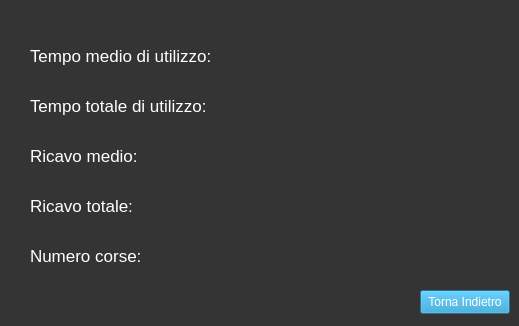
This is Viste/Amministratore/GUI/statistiche.ui in GiulianiM/Noleggio as Qt 5 draws it before an edit. The edited form follows.
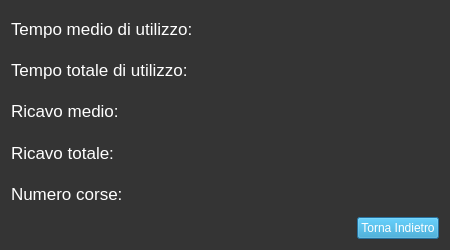
This is the edited form. Icons and pictures are not drawn.

The edit to the form file:
```diff
--- a/Viste/Amministratore/GUI/statistiche.ui
+++ b/Viste/Amministratore/GUI/statistiche.ui
@@ -6,10 +6,22 @@
    <rect>
     <x>0</x>
     <y>0</y>
-    <width>519</width>
-    <height>326</height>
+    <width>450</width>
+    <height>250</height>
    </rect>
   </property>
+  <property name="minimumSize">
+   <size>
+    <width>450</width>
+    <height>250</height>
+   </size>
+  </property>
+  <property name="maximumSize">
+   <size>
+    <width>450</width>
+    <height>250</height>
+   </size>
+  </property>
   <property name="windowTitle">
    <string>Statistiche</string>
   </property>
@@ -21,15 +33,17 @@
   <property name="styleSheet">
    <string notr="true">background-color: rgb(52, 52, 52);</string>
   </property>
+  <layout class="QGridLayout" name="gridLayout">
+   <item row="0" column="0">
+    <layout class="QVBoxLayout" name="verticalLayout_4">
+     <item>
+      <layout class="QVBoxLayout" name="verticalLayout_3">
+       <item>
+        <layout class="QHBoxLayout" name="horizontalLayout">
+         <item>
+          <layout class="QVBoxLayout" name="verticalLayout">
+           <item>
   <widget class="QLabel" name="tempo_label">
-   <property name="geometry">
-    <rect>
-     <x>30</x>
-     <y>40</y>
-     <width>241</width>
-     <height>31</height>
-    </rect>
-   </property>
    <property name="font">
     <font>
      <pointsize>13</pointsize>
@@ -42,15 +56,24 @@
     <string>Tempo medio di utilizzo:</string>
    </property>
   </widget>
+           </item>
+           <item>
+            <widget class="QLabel" name="tempo_totale_label">
+             <property name="font">
+              <font>
+               <pointsize>13</pointsize>
+              </font>
+             </property>
+             <property name="styleSheet">
+              <string notr="true">color: rgb(255, 255, 255);</string>
+             </property>
+             <property name="text">
+              <string>Tempo totale di utilizzo:</string>
+             </property>
+            </widget>
+           </item>
+           <item>
   <widget class="QLabel" name="ricavo_label">
-   <property name="geometry">
-    <rect>
-     <x>30</x>
-     <y>140</y>
-     <width>150</width>
-     <height>31</height>
-    </rect>
-   </property>
    <property name="font">
     <font>
      <pointsize>13</pointsize>
@@ -63,32 +86,9 @@
     <string>Ricavo medio:</string>
    </property>
   </widget>
-  <widget class="QPushButton" name="back_button">
-   <property name="geometry">
-    <rect>
-     <x>420</x>
-     <y>290</y>
-     <width>90</width>
-     <height>24</height>
-    </rect>
-   </property>
-   <property name="styleSheet">
-    <string notr="true">font-size:20; color:white;background-color:rgb(38, 157, 206)
-</string>
-   </property>
-   <property name="text">
-    <string>Torna Indietro</string>
-   </property>
-  </widget>
-  <widget class="QLabel" name="ricavo_label_to_edit">
-   <property name="geometry">
-    <rect>
-     <x>350</x>
-     <y>140</y>
-     <width>151</width>
-     <height>30</height>
-    </rect>
-   </property>
+           </item>
+           <item>
+            <widget class="QLabel" name="ricavo_totale_label">
    <property name="font">
     <font>
      <pointsize>13</pointsize>
@@ -98,60 +98,12 @@
     <string notr="true">color: rgb(255, 255, 255);</string>
    </property>
    <property name="text">
-    <string/>
-   </property>
-  </widget>
-  <widget class="QLabel" name="num_corse_label_to_edit">
-   <property name="geometry">
-    <rect>
-     <x>350</x>
-     <y>240</y>
-     <width>151</width>
-     <height>30</height>
-    </rect>
-   </property>
-   <property name="font">
-    <font>
-     <pointsize>13</pointsize>
-    </font>
-   </property>
-   <property name="styleSheet">
-    <string notr="true">color: rgb(255, 255, 255);</string>
-   </property>
-   <property name="text">
-    <string/>
-   </property>
-  </widget>
-  <widget class="QLabel" name="tempo_label_to_edit">
-   <property name="geometry">
-    <rect>
-     <x>350</x>
-     <y>40</y>
-     <width>151</width>
-     <height>30</height>
-    </rect>
-   </property>
-   <property name="font">
-    <font>
-     <pointsize>13</pointsize>
-    </font>
-   </property>
-   <property name="styleSheet">
-    <string notr="true">color: rgb(255, 255, 255);</string>
-   </property>
-   <property name="text">
-    <string/>
-   </property>
-  </widget>
+              <string>Ricavo totale:</string>
+             </property>
+            </widget>
+           </item>
+           <item>
   <widget class="QLabel" name="num_corse_label">
-   <property name="geometry">
-    <rect>
-     <x>30</x>
-     <y>240</y>
-     <width>150</width>
-     <height>31</height>
-    </rect>
-   </property>
    <property name="font">
     <font>
      <pointsize>13</pointsize>
@@ -164,15 +116,31 @@
     <string>Numero corse:</string>
    </property>
   </widget>
+           </item>
+          </layout>
+         </item>
+         <item>
+          <layout class="QVBoxLayout" name="verticalLayout_2">
+           <item>
+            <widget class="QLabel" name="tempo_label_to_edit">
+             <property name="font">
+              <font>
+               <pointsize>13</pointsize>
+              </font>
+             </property>
+             <property name="styleSheet">
+              <string notr="true">color: rgb(255, 255, 255);</string>
+             </property>
+             <property name="text">
+              <string/>
+             </property>
+             <property name="alignment">
+              <set>Qt::AlignRight|Qt::AlignTrailing|Qt::AlignVCenter</set>
+             </property>
+            </widget>
+           </item>
+           <item>
   <widget class="QLabel" name="tempo_totale_label_to_edit">
-   <property name="geometry">
-    <rect>
-     <x>350</x>
-     <y>90</y>
-     <width>151</width>
-     <height>30</height>
-    </rect>
-   </property>
    <property name="font">
     <font>
      <pointsize>13</pointsize>
@@ -184,16 +152,13 @@
    <property name="text">
     <string/>
    </property>
-  </widget>
-  <widget class="QLabel" name="tempo_totale_label">
-   <property name="geometry">
-    <rect>
-     <x>30</x>
-     <y>90</y>
-     <width>241</width>
-     <height>31</height>
-    </rect>
-   </property>
+             <property name="alignment">
+              <set>Qt::AlignRight|Qt::AlignTrailing|Qt::AlignVCenter</set>
+             </property>
+            </widget>
+           </item>
+           <item>
+            <widget class="QLabel" name="ricavo_label_to_edit">
    <property name="font">
     <font>
      <pointsize>13</pointsize>
@@ -203,18 +168,15 @@
     <string notr="true">color: rgb(255, 255, 255);</string>
    </property>
    <property name="text">
-    <string>Tempo totale di utilizzo:</string>
-   </property>
-  </widget>
+              <string/>
+             </property>
+             <property name="alignment">
+              <set>Qt::AlignRight|Qt::AlignTrailing|Qt::AlignVCenter</set>
+             </property>
+            </widget>
+           </item>
+           <item>
   <widget class="QLabel" name="ricavo_totale_label_to_edit">
-   <property name="geometry">
-    <rect>
-     <x>350</x>
-     <y>190</y>
-     <width>151</width>
-     <height>30</height>
-    </rect>
-   </property>
    <property name="font">
     <font>
      <pointsize>13</pointsize>
@@ -226,16 +188,13 @@
    <property name="text">
     <string/>
    </property>
-  </widget>
-  <widget class="QLabel" name="ricavo_totale_label">
-   <property name="geometry">
-    <rect>
-     <x>30</x>
-     <y>190</y>
-     <width>150</width>
-     <height>31</height>
-    </rect>
-   </property>
+             <property name="alignment">
+              <set>Qt::AlignRight|Qt::AlignTrailing|Qt::AlignVCenter</set>
+             </property>
+            </widget>
+           </item>
+           <item>
+            <widget class="QLabel" name="num_corse_label_to_edit">
    <property name="font">
     <font>
      <pointsize>13</pointsize>
@@ -245,9 +204,50 @@
     <string notr="true">color: rgb(255, 255, 255);</string>
    </property>
    <property name="text">
-    <string>Ricavo totale:</string>
-   </property>
-  </widget>
+              <string/>
+             </property>
+             <property name="alignment">
+              <set>Qt::AlignRight|Qt::AlignTrailing|Qt::AlignVCenter</set>
+             </property>
+            </widget>
+           </item>
+          </layout>
+         </item>
+        </layout>
+       </item>
+       <item>
+        <layout class="QHBoxLayout" name="horizontalLayout_2">
+         <item>
+          <spacer name="horizontalSpacer">
+           <property name="orientation">
+            <enum>Qt::Horizontal</enum>
+           </property>
+           <property name="sizeHint" stdset="0">
+            <size>
+             <width>40</width>
+             <height>20</height>
+            </size>
+           </property>
+          </spacer>
+         </item>
+         <item>
+          <widget class="QPushButton" name="back_button">
+           <property name="styleSheet">
+            <string notr="true">font-size:20; color:white;background-color:rgb(38, 157, 206)
+</string>
+           </property>
+           <property name="text">
+            <string>Torna Indietro</string>
+           </property>
+          </widget>
+         </item>
+        </layout>
+       </item>
+      </layout>
+     </item>
+    </layout>
+   </item>
+  </layout>
  </widget>
  <resources/>
  <connections/>
```
Lines whose indentation alone changed are shown as unchanged.
